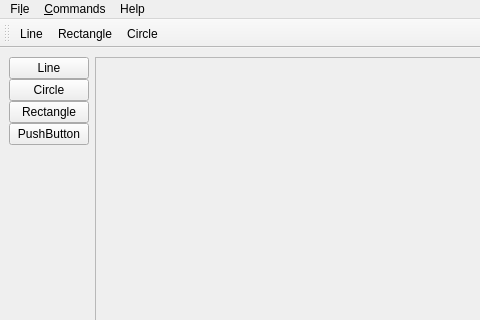
Before: the Qt Designer form app/ui/main_window.ui in drahoja9/BI-OOP-CAD, drawn with Qt 5; both pictures show x 0 to 480 and y 0 to 320 of the 1047 by 811 pixel window.
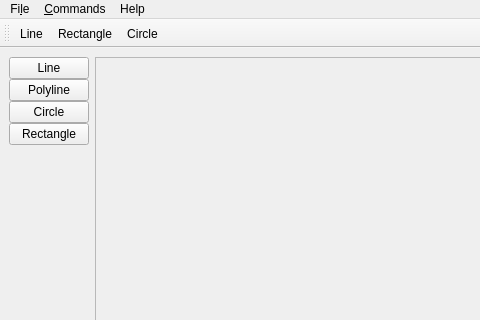
After: the same form once the commit is applied.

```diff
--- a/app/ui/main_window.ui
+++ b/app/ui/main_window.ui
@@ -27,6 +27,13 @@
         </property>
        </widget>
       </item>
+      <item>
+       <widget class="QPushButton" name="polylineButton">
+        <property name="text">
+         <string>Polyline</string>
+        </property>
+       </widget>
+      </item>
       <item>
        <widget class="QPushButton" name="circleButton">
         <property name="text">
@@ -44,13 +51,6 @@
         </property>
        </widget>
       </item>
-      <item>
-       <widget class="QPushButton" name="pushButton">
-        <property name="text">
-         <string>PushButton</string>
-        </property>
-       </widget>
-      </item>
       <item>
        <spacer name="verticalSpacer">
         <property name="orientation">
```
Left out of the diff: 2 changed lines with no effect on the pictures.
